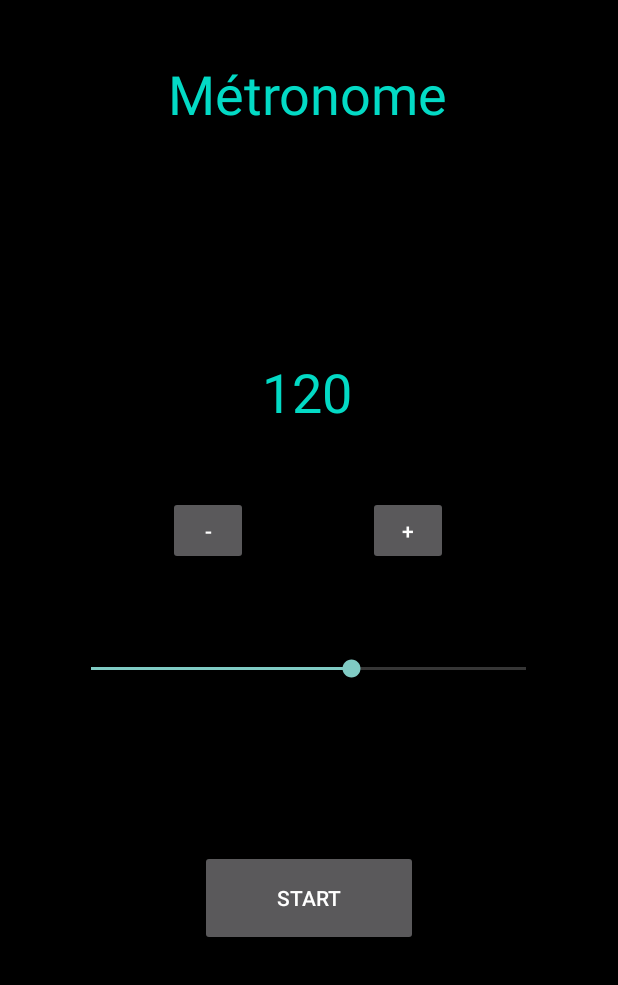
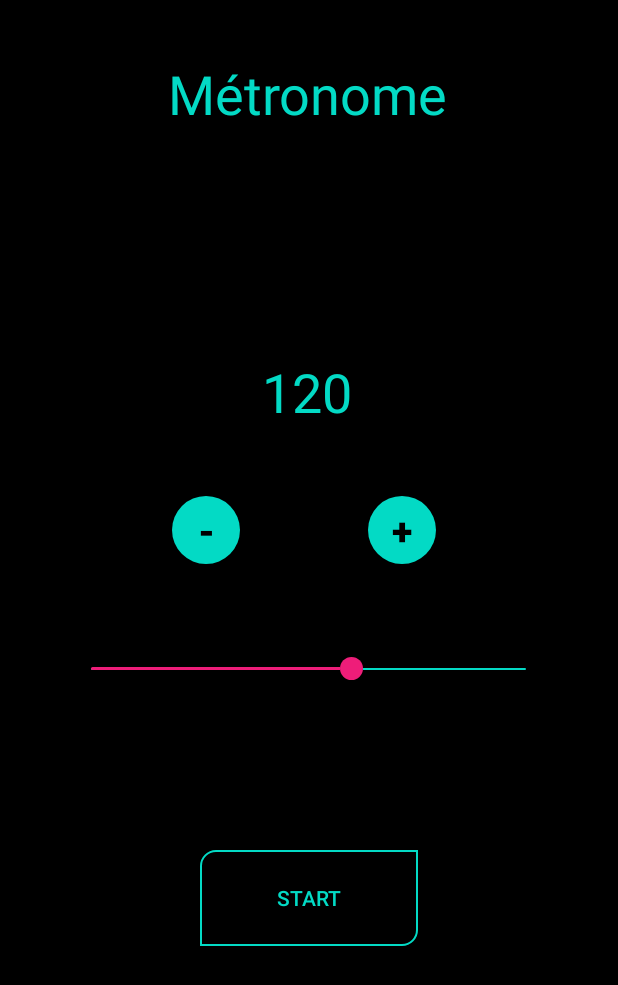
Before and after one commit to RomainS64/CheatScale, an Android app: the PageMetronome screen opened directly, with no data from a screen before it, on a phone screen of 412 x 824 dp. Shown: the top 985 px of the screen. Run offline under Robolectric (Android 15) with nearby library versions, the phone set to English and light mode, and no system bars.

Commit message:
Design page metronome

```diff
--- /dev/null
+++ b/app/src/main/res/drawable/bouton_plusmoins.xml
@@ -0,0 +1,8 @@
+<?xml version="1.0" encoding="utf-8"?>
+<shape xmlns:android="http://schemas.android.com/apk/res/android" android:shape="oval"
+    android:thickness="4dp"
+    android:useLevel="false"
+    android:tint="@color/colorAccent">
+
+
+</shape>
--- /dev/null
+++ b/app/src/main/res/drawable/bouton_startstop.xml
@@ -0,0 +1,8 @@
+<?xml version="1.0" encoding="utf-8"?>
+<shape xmlns:android="http://schemas.android.com/apk/res/android" android:shape="rectangle">
+
+    <stroke android:color="@color/colorAccent" android:width="1dp"></stroke>
+
+    <corners android:topLeftRadius="10dp" android:bottomRightRadius="10dp"></corners>
+
+</shape>
--- /dev/null
+++ b/app/src/main/res/drawable/seekbar.xml
@@ -0,0 +1,29 @@
+<?xml version="1.0" encoding="utf-8"?>
+<layer-list xmlns:android="http://schemas.android.com/apk/res/android">
+    <item android:id="@android:id/background"
+        android:gravity="center_vertical|fill_horizontal">
+        <shape android:shape="rectangle"
+            android:tint="@color/colorAccent">
+            <corners android:radius="8dp"/>
+            <size android:height="1dp" />
+            <solid android:color="@color/colorAccent" />
+        </shape>
+    </item>
+    <item android:id="@android:id/progress"
+        android:gravity="center_vertical|fill_horizontal">
+        <scale android:scaleWidth="100%">
+            <selector>
+                <item android:state_enabled="false"
+                    android:drawable="@android:color/transparent" />
+                <item>
+                    <shape android:shape="rectangle"
+                        android:tint="#ee1d79">
+                        <corners android:radius="8dp"/>
+                        <size android:height="2dp" />
+                        <solid android:color="#ee1d79" />
+                    </shape>
+                </item>
+            </selector>
+        </scale>
+    </item>
+</layer-list>
--- /dev/null
+++ b/app/src/main/res/drawable/thumb.xml
@@ -0,0 +1,12 @@
+<?xml version="1.0" encoding="utf-8"?>
+<shape
+    xmlns:android="http://schemas.android.com/apk/res/android"
+    android:shape="oval"
+    android:useLevel="true"
+    android:tint="#ee1d79">
+    <solid
+        android:color="#ee1d79" />
+    <size
+        android:width="15dp"
+        android:height="15dp" />
+</shape>
--- a/app/src/main/res/layout/activity_main.xml
+++ b/app/src/main/res/layout/activity_main.xml
@@ -31,7 +31,7 @@
         android:textColor="#FFFFFF"
         android:textSize="24sp"
         android:textStyle="bold"
-        android:background="@drawable/bouton_custom"
+        android:background="@drawable/bouton_accueil"
         android:textAllCaps="false"
         app:layout_constraintEnd_toEndOf="parent"
         app:layout_constraintStart_toStartOf="parent"
@@ -46,7 +46,7 @@
         android:layout_marginTop="8dp"
         android:layout_marginEnd="8dp"
         android:layout_marginRight="8dp"
-        android:background="@drawable/bouton_custom"
+        android:background="@drawable/bouton_accueil"
         android:textAllCaps="false"
         android:text="@string/accordeur"
         android:textColor="#FFFFFF"
@@ -65,7 +65,7 @@
         android:layout_marginTop="8dp"
         android:layout_marginEnd="8dp"
         android:layout_marginRight="8dp"
-        android:background="@drawable/bouton_custom"
+        android:background="@drawable/bouton_accueil"
         android:textAllCaps="false"
         android:text="@string/m_tronome"
         android:textColor="#FFFFFF"
--- a/app/src/main/res/layout/metronome.xml
+++ b/app/src/main/res/layout/metronome.xml
@@ -47,41 +47,53 @@
         app:layout_constraintHorizontal_bias="0.494"
         app:layout_constraintStart_toStartOf="parent"
         app:layout_constraintTop_toBottomOf="@+id/textView"
-        app:layout_constraintVertical_bias="1.0" />
+        app:layout_constraintVertical_bias="1.0"
+        android:progressDrawable="@drawable/seekbar"
+        android:thumb="@drawable/thumb"/>
 
     <Button
         android:id="@+id/startstop"
         android:layout_width="145dp"
         android:layout_height="64dp"
-        android:text="start"
+        android:text="@string/start"
+        android:textColor="@color/colorAccent"
         app:layout_constraintBottom_toBottomOf="parent"
         app:layout_constraintEnd_toEndOf="parent"
         app:layout_constraintStart_toStartOf="parent"
         app:layout_constraintTop_toBottomOf="@+id/seekbpm"
-        app:layout_constraintVertical_bias="0.329" />
+        app:layout_constraintVertical_bias="0.329"
+        android:background="@drawable/bouton_startstop"/>
 
     <Button
         android:id="@+id/moins"
-        android:layout_width="53dp"
-        android:layout_height="46dp"
-        android:text="-"
+        android:layout_width="45dp"
+        android:layout_height="45dp"
+        android:text="@string/moins"
+        android:textStyle="bold"
+        android:textColor="#000000"
+        android:textSize="25dp"
         app:layout_constraintBottom_toTopOf="@+id/seekbpm"
         app:layout_constraintEnd_toEndOf="parent"
         app:layout_constraintHorizontal_bias="0.312"
         app:layout_constraintStart_toStartOf="parent"
         app:layout_constraintTop_toBottomOf="@+id/txtbpm"
-        app:layout_constraintVertical_bias="0.51" />
+        app:layout_constraintVertical_bias="0.51"
+        android:background="@drawable/bouton_plusmoins"/>
 
     <Button
         android:id="@+id/plus"
-        android:layout_width="53dp"
-        android:layout_height="46dp"
-        android:text="+"
+        android:layout_width="45dp"
+        android:layout_height="45dp"
+        android:text="@string/plus"
+        android:textStyle="bold"
+        android:textColor="#000000"
+        android:textSize="25dp"
         app:layout_constraintBottom_toTopOf="@+id/seekbpm"
         app:layout_constraintEnd_toEndOf="parent"
         app:layout_constraintHorizontal_bias="0.414"
         app:layout_constraintStart_toEndOf="@+id/moins"
         app:layout_constraintTop_toBottomOf="@+id/txtbpm"
-        app:layout_constraintVertical_bias="0.51" />
+        app:layout_constraintVertical_bias="0.51"
+        android:background="@drawable/bouton_plusmoins"/>
 
 </androidx.constraintlayout.widget.ConstraintLayout>
--- a/app/src/main/res/values/strings.xml
+++ b/app/src/main/res/values/strings.xml
@@ -6,4 +6,7 @@
     <string name="logo_cheatscales">logo_cheatscales</string>
     <string name="start_button">Start</string>
     <string name="stop_button">Stop</string>
+    <string name="start">start</string>
+    <string name="moins">-</string>
+    <string name="plus">+</string>
 </resources>
```
Also changed, not shown: app/src/main/res/drawable/bouton_accueil.xml (renamed from app/src/main/res/drawable/bouton_custom.xml).
